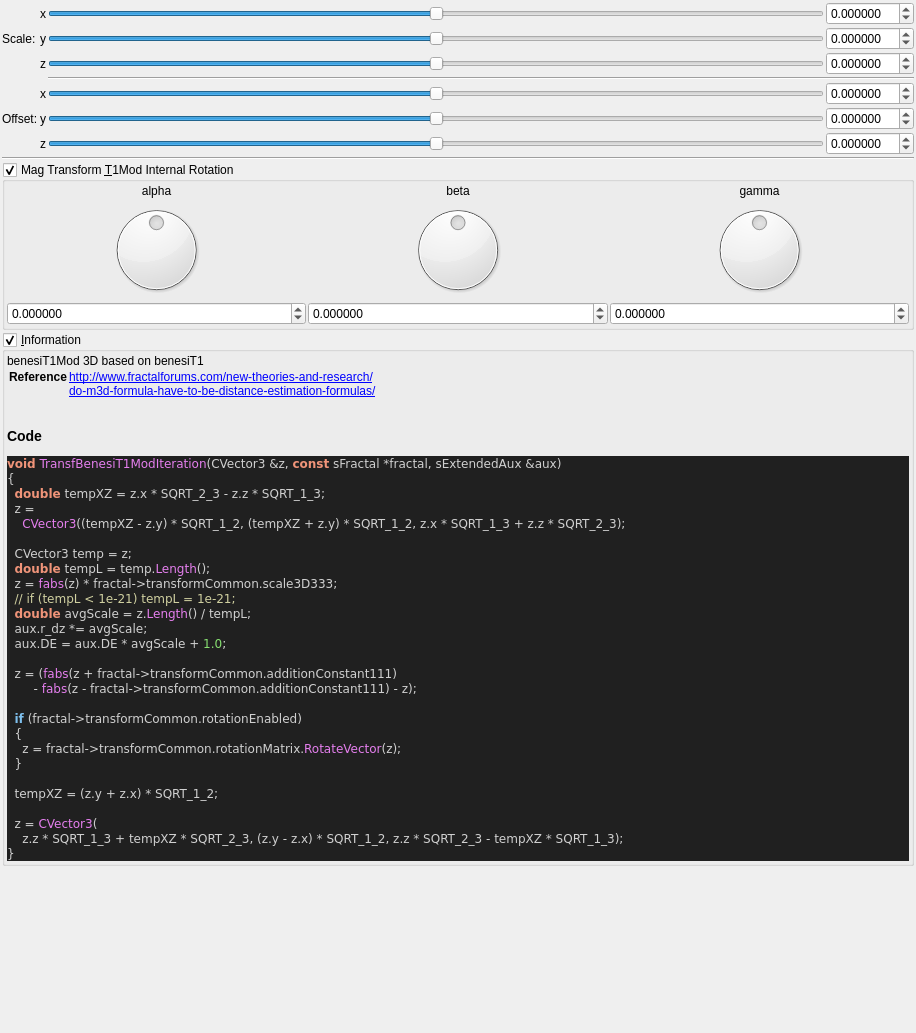
Old version of the form mandelbulber2/formula/ui/fractal_transf_benesi_t1_mod.ui in the repository buddhi1980/mandelbulber2.
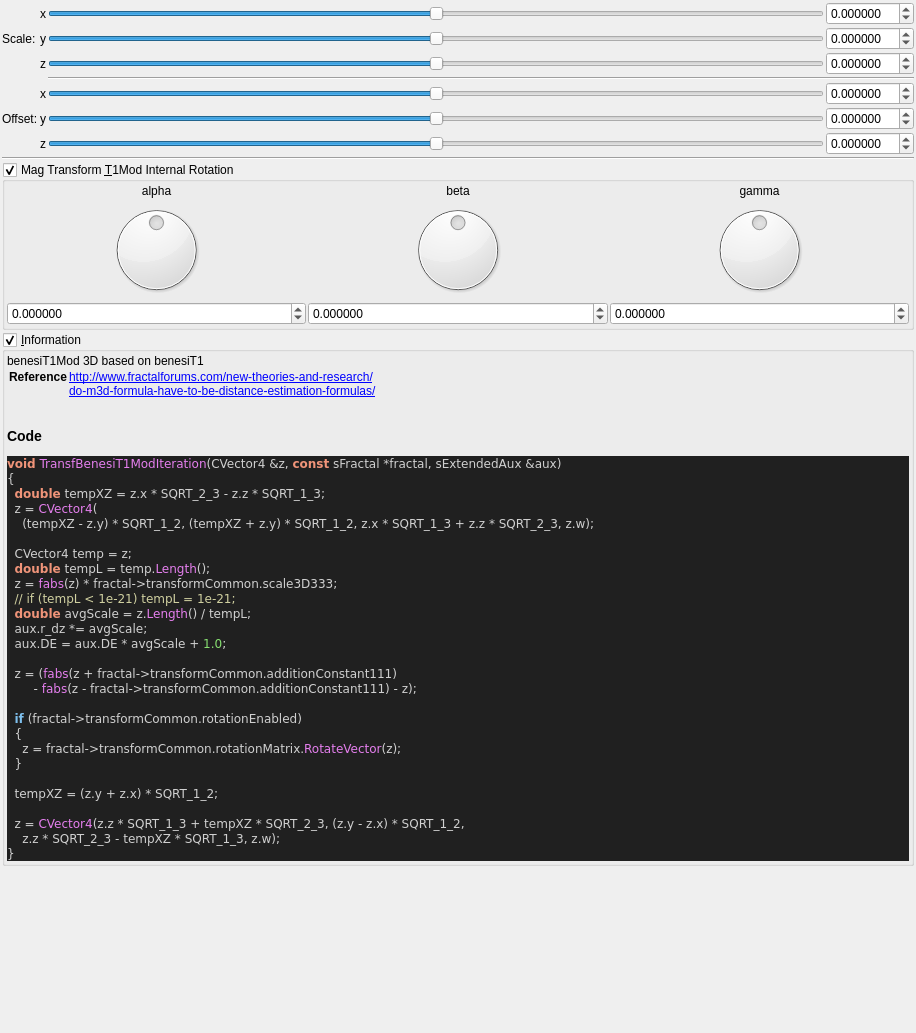
New version of the form. Custom widgets are drawn as their Qt base class.

What changed in the file:
```diff
--- a/mandelbulber2/formula/ui/fractal_transf_benesi_t1_mod.ui
+++ b/mandelbulber2/formula/ui/fractal_transf_benesi_t1_mod.ui
@@ -658,13 +658,13 @@
 &lt;/table&gt;
 &lt;h3&gt;Code&lt;/h3&gt;
 &lt;body style=&quot;background-color:#202020&quot;&gt;
-&lt;pre style=&quot;color:#d0d0d0; background-color:#202020;  font-family:'Courier New',monospace;&quot;&gt;&lt;span style=&quot;color:#f09479; font-weight:bold&quot;&gt;void&lt;/span&gt; &lt;span style=&quot;color:#e47eed&quot;&gt;TransfBenesiT1ModIteration&lt;/span&gt;&lt;span style=&quot;color:#d0d0d0&quot;&gt;(&lt;/span&gt;CVector3 &lt;span style=&quot;color:#d0d0d0&quot;&gt;&amp;amp;&lt;/span&gt;z&lt;span style=&quot;color:#d0d0d0&quot;&gt;,&lt;/span&gt; &lt;span style=&quot;color:#f09479; font-weight:bold&quot;&gt;const&lt;/span&gt; sFractal &lt;span style=&quot;color:#d0d0d0&quot;&gt;*&lt;/span&gt;fractal&lt;span style=&quot;color:#d0d0d0&quot;&gt;,&lt;/span&gt; sExtendedAux &lt;span style=&quot;color:#d0d0d0&quot;&gt;&amp;amp;&lt;/span&gt;aux&lt;span style=&quot;color:#d0d0d0&quot;&gt;)&lt;/span&gt;
+&lt;pre style=&quot;color:#d0d0d0; background-color:#202020;  font-family:'Courier New',monospace;&quot;&gt;&lt;span style=&quot;color:#f09479; font-weight:bold&quot;&gt;void&lt;/span&gt; &lt;span style=&quot;color:#e47eed&quot;&gt;TransfBenesiT1ModIteration&lt;/span&gt;&lt;span style=&quot;color:#d0d0d0&quot;&gt;(&lt;/span&gt;CVector4 &lt;span style=&quot;color:#d0d0d0&quot;&gt;&amp;amp;&lt;/span&gt;z&lt;span style=&quot;color:#d0d0d0&quot;&gt;,&lt;/span&gt; &lt;span style=&quot;color:#f09479; font-weight:bold&quot;&gt;const&lt;/span&gt; sFractal &lt;span style=&quot;color:#d0d0d0&quot;&gt;*&lt;/span&gt;fractal&lt;span style=&quot;color:#d0d0d0&quot;&gt;,&lt;/span&gt; sExtendedAux &lt;span style=&quot;color:#d0d0d0&quot;&gt;&amp;amp;&lt;/span&gt;aux&lt;span style=&quot;color:#d0d0d0&quot;&gt;)&lt;/span&gt;
 &lt;span style=&quot;color:#d0d0d0&quot;&gt;{&lt;/span&gt;
   &lt;span style=&quot;color:#f09479; font-weight:bold&quot;&gt;double&lt;/span&gt; tempXZ &lt;span style=&quot;color:#d0d0d0&quot;&gt;=&lt;/span&gt; z&lt;span style=&quot;color:#d0d0d0&quot;&gt;.&lt;/span&gt;x &lt;span style=&quot;color:#d0d0d0&quot;&gt;*&lt;/span&gt; SQRT_2_3 &lt;span style=&quot;color:#d0d0d0&quot;&gt;-&lt;/span&gt; z&lt;span style=&quot;color:#d0d0d0&quot;&gt;.&lt;/span&gt;z &lt;span style=&quot;color:#d0d0d0&quot;&gt;*&lt;/span&gt; SQRT_1_3&lt;span style=&quot;color:#d0d0d0&quot;&gt;;&lt;/span&gt;
-  z &lt;span style=&quot;color:#d0d0d0&quot;&gt;=&lt;/span&gt;
-    &lt;span style=&quot;color:#e47eed&quot;&gt;CVector3&lt;/span&gt;&lt;span style=&quot;color:#d0d0d0&quot;&gt;((&lt;/span&gt;tempXZ &lt;span style=&quot;color:#d0d0d0&quot;&gt;-&lt;/span&gt; z&lt;span style=&quot;color:#d0d0d0&quot;&gt;.&lt;/span&gt;y&lt;span style=&quot;color:#d0d0d0&quot;&gt;) *&lt;/span&gt; SQRT_1_2&lt;span style=&quot;color:#d0d0d0&quot;&gt;, (&lt;/span&gt;tempXZ &lt;span style=&quot;color:#d0d0d0&quot;&gt;+&lt;/span&gt; z&lt;span style=&quot;color:#d0d0d0&quot;&gt;.&lt;/span&gt;y&lt;span style=&quot;color:#d0d0d0&quot;&gt;) *&lt;/span&gt; SQRT_1_2&lt;span style=&quot;color:#d0d0d0&quot;&gt;,&lt;/span&gt; z&lt;span style=&quot;color:#d0d0d0&quot;&gt;.&lt;/span&gt;x &lt;span style=&quot;color:#d0d0d0&quot;&gt;*&lt;/span&gt; SQRT_1_3 &lt;span style=&quot;color:#d0d0d0&quot;&gt;+&lt;/span&gt; z&lt;span style=&quot;color:#d0d0d0&quot;&gt;.&lt;/span&gt;z &lt;span style=&quot;color:#d0d0d0&quot;&gt;*&lt;/span&gt; SQRT_2_3&lt;span style=&quot;color:#d0d0d0&quot;&gt;);&lt;/span&gt;
+  z &lt;span style=&quot;color:#d0d0d0&quot;&gt;=&lt;/span&gt; &lt;span style=&quot;color:#e47eed&quot;&gt;CVector4&lt;/span&gt;&lt;span style=&quot;color:#d0d0d0&quot;&gt;(&lt;/span&gt;
+    &lt;span style=&quot;color:#d0d0d0&quot;&gt;(&lt;/span&gt;tempXZ &lt;span style=&quot;color:#d0d0d0&quot;&gt;-&lt;/span&gt; z&lt;span style=&quot;color:#d0d0d0&quot;&gt;.&lt;/span&gt;y&lt;span style=&quot;color:#d0d0d0&quot;&gt;) *&lt;/span&gt; SQRT_1_2&lt;span style=&quot;color:#d0d0d0&quot;&gt;, (&lt;/span&gt;tempXZ &lt;span style=&quot;color:#d0d0d0&quot;&gt;+&lt;/span&gt; z&lt;span style=&quot;color:#d0d0d0&quot;&gt;.&lt;/span&gt;y&lt;span style=&quot;color:#d0d0d0&quot;&gt;) *&lt;/span&gt; SQRT_1_2&lt;span style=&quot;color:#d0d0d0&quot;&gt;,&lt;/span&gt; z&lt;span style=&quot;color:#d0d0d0&quot;&gt;.&lt;/span&gt;x &lt;span style=&quot;color:#d0d0d0&quot;&gt;*&lt;/span&gt; SQRT_1_3 &lt;span style=&quot;color:#d0d0d0&quot;&gt;+&lt;/span&gt; z&lt;span style=&quot;color:#d0d0d0&quot;&gt;.&lt;/span&gt;z &lt;span style=&quot;color:#d0d0d0&quot;&gt;*&lt;/span&gt; SQRT_2_3&lt;span style=&quot;color:#d0d0d0&quot;&gt;,&lt;/span&gt; z&lt;span style=&quot;color:#d0d0d0&quot;&gt;.&lt;/span&gt;w&lt;span style=&quot;color:#d0d0d0&quot;&gt;);&lt;/span&gt;
 
-  CVector3 temp &lt;span style=&quot;color:#d0d0d0&quot;&gt;=&lt;/span&gt; z&lt;span style=&quot;color:#d0d0d0&quot;&gt;;&lt;/span&gt;
+  CVector4 temp &lt;span style=&quot;color:#d0d0d0&quot;&gt;=&lt;/span&gt; z&lt;span style=&quot;color:#d0d0d0&quot;&gt;;&lt;/span&gt;
   &lt;span style=&quot;color:#f09479; font-weight:bold&quot;&gt;double&lt;/span&gt; tempL &lt;span style=&quot;color:#d0d0d0&quot;&gt;=&lt;/span&gt; temp&lt;span style=&quot;color:#d0d0d0&quot;&gt;.&lt;/span&gt;&lt;span style=&quot;color:#e47eed&quot;&gt;Length&lt;/span&gt;&lt;span style=&quot;color:#d0d0d0&quot;&gt;();&lt;/span&gt;
   z &lt;span style=&quot;color:#d0d0d0&quot;&gt;=&lt;/span&gt; &lt;span style=&quot;color:#e47eed&quot;&gt;fabs&lt;/span&gt;&lt;span style=&quot;color:#d0d0d0&quot;&gt;(&lt;/span&gt;z&lt;span style=&quot;color:#d0d0d0&quot;&gt;) *&lt;/span&gt; fractal&lt;span style=&quot;color:#d0d0d0&quot;&gt;-&amp;gt;&lt;/span&gt;transformCommon&lt;span style=&quot;color:#d0d0d0&quot;&gt;.&lt;/span&gt;scale3D333&lt;span style=&quot;color:#d0d0d0&quot;&gt;;&lt;/span&gt;
   &lt;span style=&quot;color:#d0d0a0&quot;&gt;// if (tempL &amp;lt; 1e-21) tempL = 1e-21;&lt;/span&gt;
@@ -682,8 +682,8 @@
 
   tempXZ &lt;span style=&quot;color:#d0d0d0&quot;&gt;= (&lt;/span&gt;z&lt;span style=&quot;color:#d0d0d0&quot;&gt;.&lt;/span&gt;y &lt;span style=&quot;color:#d0d0d0&quot;&gt;+&lt;/span&gt; z&lt;span style=&quot;color:#d0d0d0&quot;&gt;.&lt;/span&gt;x&lt;span style=&quot;color:#d0d0d0&quot;&gt;) *&lt;/span&gt; SQRT_1_2&lt;span style=&quot;color:#d0d0d0&quot;&gt;;&lt;/span&gt;
 
-  z &lt;span style=&quot;color:#d0d0d0&quot;&gt;=&lt;/span&gt; &lt;span style=&quot;color:#e47eed&quot;&gt;CVector3&lt;/span&gt;&lt;span style=&quot;color:#d0d0d0&quot;&gt;(&lt;/span&gt;
-    z&lt;span style=&quot;color:#d0d0d0&quot;&gt;.&lt;/span&gt;z &lt;span style=&quot;color:#d0d0d0&quot;&gt;*&lt;/span&gt; SQRT_1_3 &lt;span style=&quot;color:#d0d0d0&quot;&gt;+&lt;/span&gt; tempXZ &lt;span style=&quot;color:#d0d0d0&quot;&gt;*&lt;/span&gt; SQRT_2_3&lt;span style=&quot;color:#d0d0d0&quot;&gt;, (&lt;/span&gt;z&lt;span style=&quot;color:#d0d0d0&quot;&gt;.&lt;/span&gt;y &lt;span style=&quot;color:#d0d0d0&quot;&gt;-&lt;/span&gt; z&lt;span style=&quot;color:#d0d0d0&quot;&gt;.&lt;/span&gt;x&lt;span style=&quot;color:#d0d0d0&quot;&gt;) *&lt;/span&gt; SQRT_1_2&lt;span style=&quot;color:#d0d0d0&quot;&gt;,&lt;/span&gt; z&lt;span style=&quot;color:#d0d0d0&quot;&gt;.&lt;/span&gt;z &lt;span style=&quot;color:#d0d0d0&quot;&gt;*&lt;/span&gt; SQRT_2_3 &lt;span style=&quot;color:#d0d0d0&quot;&gt;-&lt;/span&gt; tempXZ &lt;span style=&quot;color:#d0d0d0&quot;&gt;*&lt;/span&gt; SQRT_1_3&lt;span style=&quot;color:#d0d0d0&quot;&gt;);&lt;/span&gt;
+  z &lt;span style=&quot;color:#d0d0d0&quot;&gt;=&lt;/span&gt; &lt;span style=&quot;color:#e47eed&quot;&gt;CVector4&lt;/span&gt;&lt;span style=&quot;color:#d0d0d0&quot;&gt;(&lt;/span&gt;z&lt;span style=&quot;color:#d0d0d0&quot;&gt;.&lt;/span&gt;z &lt;span style=&quot;color:#d0d0d0&quot;&gt;*&lt;/span&gt; SQRT_1_3 &lt;span style=&quot;color:#d0d0d0&quot;&gt;+&lt;/span&gt; tempXZ &lt;span style=&quot;color:#d0d0d0&quot;&gt;*&lt;/span&gt; SQRT_2_3&lt;span style=&quot;color:#d0d0d0&quot;&gt;, (&lt;/span&gt;z&lt;span style=&quot;color:#d0d0d0&quot;&gt;.&lt;/span&gt;y &lt;span style=&quot;color:#d0d0d0&quot;&gt;-&lt;/span&gt; z&lt;span style=&quot;color:#d0d0d0&quot;&gt;.&lt;/span&gt;x&lt;span style=&quot;color:#d0d0d0&quot;&gt;) *&lt;/span&gt; SQRT_1_2&lt;span style=&quot;color:#d0d0d0&quot;&gt;,&lt;/span&gt;
+    z&lt;span style=&quot;color:#d0d0d0&quot;&gt;.&lt;/span&gt;z &lt;span style=&quot;color:#d0d0d0&quot;&gt;*&lt;/span&gt; SQRT_2_3 &lt;span style=&quot;color:#d0d0d0&quot;&gt;-&lt;/span&gt; tempXZ &lt;span style=&quot;color:#d0d0d0&quot;&gt;*&lt;/span&gt; SQRT_1_3&lt;span style=&quot;color:#d0d0d0&quot;&gt;,&lt;/span&gt; z&lt;span style=&quot;color:#d0d0d0&quot;&gt;.&lt;/span&gt;w&lt;span style=&quot;color:#d0d0d0&quot;&gt;);&lt;/span&gt;
 &lt;span style=&quot;color:#d0d0d0&quot;&gt;}&lt;/span&gt;
 &lt;/pre&gt;
 &lt;/body&gt;</string>
```
